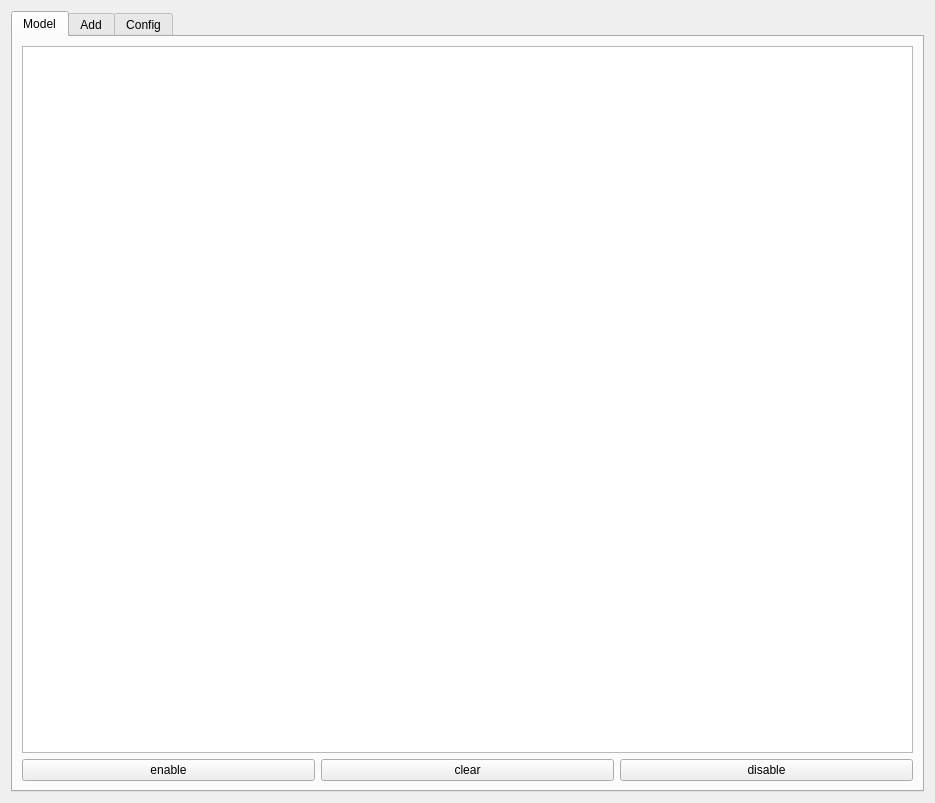
Old version of the form widget.ui in the repository dusekpe2/kcmhowdy.
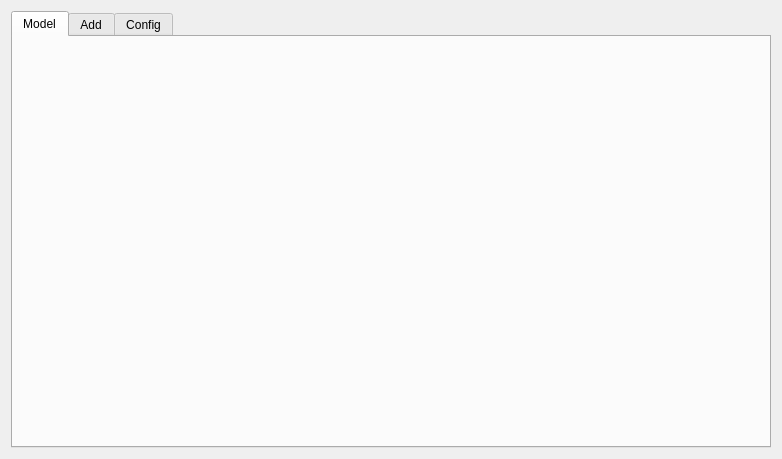
New version of the form. The open tabs and pages were chosen to show the change.

What changed in the file:
```diff
--- a/widget.ui
+++ b/widget.ui
@@ -6,14 +6,14 @@
    <rect>
     <x>0</x>
     <y>0</y>
-    <width>935</width>
-    <height>803</height>
+    <width>782</width>
+    <height>459</height>
    </rect>
   </property>
   <property name="windowTitle">
    <string>Form</string>
   </property>
-  <layout class="QGridLayout" name="gridLayout_2">
+  <layout class="QGridLayout" name="gridLayout">
    <item row="0" column="0">
     <widget class="QTabWidget" name="tabWidget">
      <property name="currentIndex">
@@ -23,36 +23,6 @@
       <attribute name="title">
        <string>Model</string>
       </attribute>
-      <layout class="QGridLayout" name="gridLayout">
-       <item row="1" column="0">
-        <layout class="QHBoxLayout" name="horizontalLayout_8">
-         <item>
-          <widget class="QPushButton" name="enableButton">
-           <property name="text">
-            <string>enable</string>
-           </property>
-          </widget>
-         </item>
-         <item>
-          <widget class="QPushButton" name="clearButton">
-           <property name="text">
-            <string>clear</string>
-           </property>
-          </widget>
-         </item>
-         <item>
-          <widget class="QPushButton" name="disableButton">
-           <property name="text">
-            <string>disable</string>
-           </property>
-          </widget>
-         </item>
-        </layout>
-       </item>
-       <item row="0" column="0">
-        <widget class="QTableView" name="tableView"/>
-       </item>
-      </layout>
      </widget>
      <widget class="QWidget" name="Add">
       <attribute name="title">
```
Left out of the diff: 2 changed lines with no effect on the pictures.
